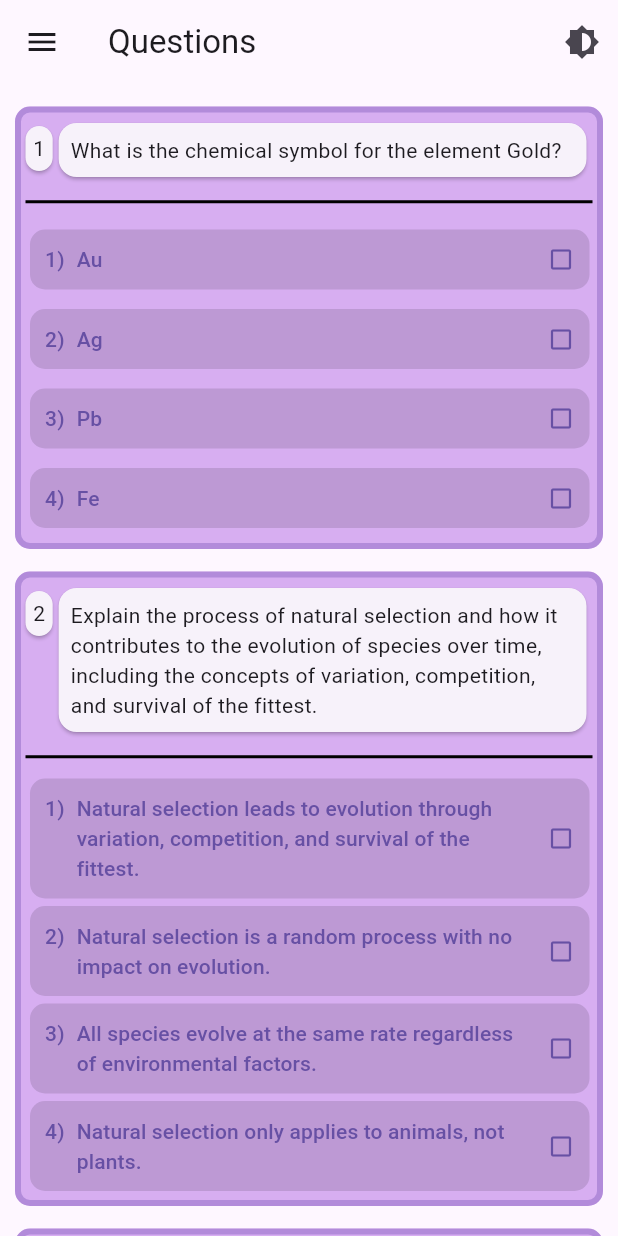
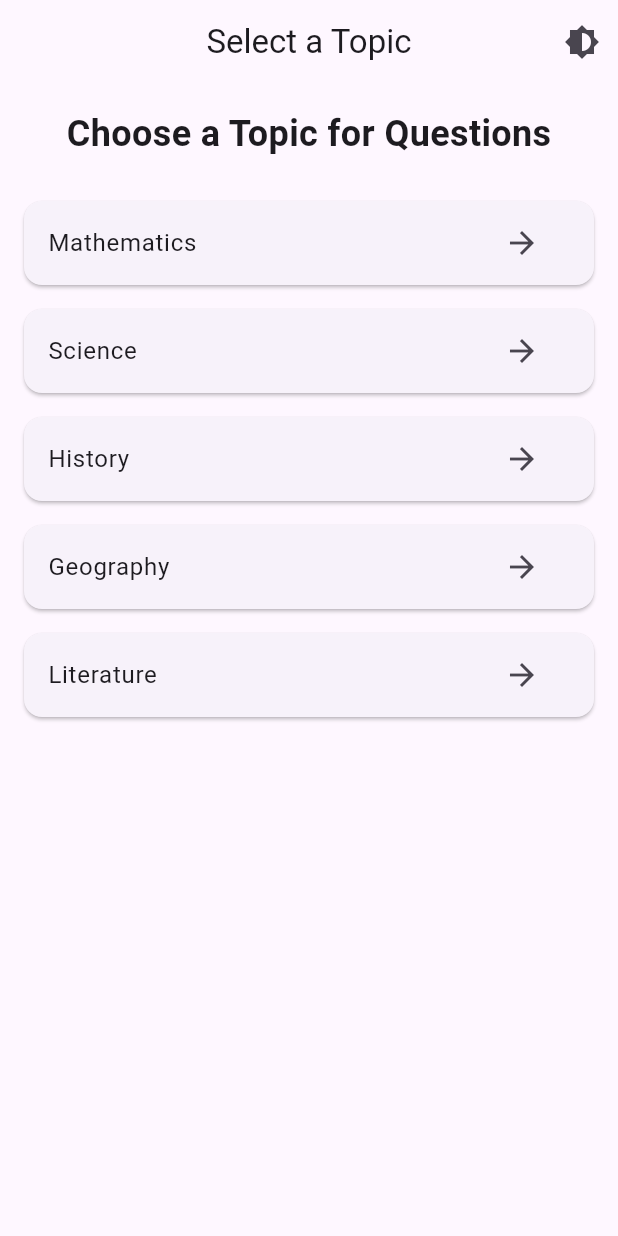
Before and after one commit to Shnku/gui_apps, a Flutter app: the screen it shows after launch, on a phone screen of 412 x 824 dp. Run offline on Flutter 3.47's test engine with Material 3 defaults, Android fonts, the phone set to English and light mode, and no system bars; our stand-ins replace flutter_spinkit, google_fonts; missing offline and left inert: country_flags, myapp.

Commit message:
question app ruied by me after adding questionlistbmanager class

```diff
--- a/question_app/lib/main.dart
+++ b/question_app/lib/main.dart
@@ -1,5 +1,6 @@
 import 'package:flutter/material.dart';
 import 'package:provider/provider.dart';
+import 'package:question_app/rootpage.dart';
 import 'homepage.dart';
 
 void main() {
@@ -34,7 +35,11 @@ class MyApp extends StatelessWidget {
         theme: ThemeData.light(),
         darkTheme: ThemeData.dark(),
         themeMode: themeProvider.themeMode,
-        home: const MyHomePage(title: 'Questions'),
+        initialRoute: '/',
+        routes: {
+          '/': (context) => const Rootpage(),
+          '/home': (context) => const MyHomePage(title: 'Questions'),
+        },
       );
     });
   }
--- a/question_app/lib/qustionwidget.dart
+++ b/question_app/lib/managequestion/qustionwidget.dart
@@ -1,11 +1,14 @@
 // ignore_for_file: avoid_print, must_be_immutable
 
 import 'package:flutter/material.dart';
-import 'package:question_app/qustionsource.dart';
+import 'package:question_app/questiondata/qlist3.dart';
+import 'selectdataset.dart';
 
 class QuestionWidget extends StatefulWidget {
   int index;
-  QuestionWidget({super.key, required this.index});
+  late QuestionSelector questionSelector;
+  QuestionWidget(
+      {super.key, required this.index, required this.questionSelector});
 
   @override
   State<QuestionWidget> createState() => QuestionWidgetstate();
@@ -14,7 +17,6 @@ class QuestionWidget extends StatefulWidget {
 class QuestionWidgetstate extends State<QuestionWidget> {
   var iconDataList = [];
   List<bool> tapped = [];
-
   @override
   void initState() {
     toogleReset();
@@ -60,7 +62,7 @@ class QuestionWidgetstate extends State<QuestionWidget> {
                   child: Padding(
                     padding: const EdgeInsets.all(8.0),
                     child: Text(
-                      '${qustionList[widget.index]['q']}',
+                      widget.questionSelector.qustionList[widget.index]['q'],
                     ),
                   ),
                 ),
@@ -95,7 +97,9 @@ class QuestionWidgetstate extends State<QuestionWidget> {
             Text('${which + 1})'),
             const SizedBox(width: 8),
             Expanded(
-              child: Text('${qustionList[widget.index]['a$which']}'),
+              child: Text(
+                widget.questionSelector.qustionList[widget.index]['a$which'],
+              ),
             ),
           ],
         ),
@@ -117,12 +121,12 @@ class QuestionWidgetstate extends State<QuestionWidget> {
         if (i == choice) {
           tapped[i] = true;
           iconDataList[i] = Icons.check_box;
-          qustionList[widget.index]['marks'] = 'a$choice';
+          // qustionList[widget.index]['marks'] = 'a$choice';
           c[i] = const Color.fromARGB(141, 125, 98, 201);
         } else {
           tapped[i] = false;
           iconDataList[i] = Icons.check_box_outline_blank;
-          qustionList[widget.index]['marks'] = 'a$choice';
+          // qustionList[widget.index]['marks'] = 'a$choice';
           c[i] = Colors.black12;
         }
       }
--- a/question_app/lib/qustionsource.dart
+++ b/question_app/lib/questiondata/qlist3.dart
@@ -1,6 +1,6 @@
 // ignore_for_file: avoid_print
 
-final qustionList = [
+final datalist3 = [
   {
     "q": "What is the chemical symbol for the element Gold?",
     "a0": "Au",
@@ -207,19 +207,3 @@ final qustionList = [
     "marks": ""
   }
 ];
-
-final totalmarks = 5 * qustionList.length;
-int gettedMarks = 0;
-
-void evalResult() {
-  if (gettedMarks > 0) gettedMarks = 0;
-  for (var element in qustionList) {
-    print('${element['marks']}\t${element['correctAnswer']}');
-    if (element['marks'] == element['correctAnswer']) {
-      gettedMarks += 5;
-    } else {
-      // gettedMarks -= 5;
-    }
-  }
-  print('gettingdata=$gettedMarks');
-}
--- /dev/null
+++ b/question_app/lib/rootpage.dart
@@ -0,0 +1,70 @@
+import 'package:flutter/material.dart';
+import 'package:provider/provider.dart';
+import 'package:question_app/main.dart';
+
+class Rootpage extends StatefulWidget {
+  const Rootpage({super.key});
+
+  @override
+  State<Rootpage> createState() => _RootpageState();
+}
+
+class _RootpageState extends State<Rootpage> {
+  final List<String> topics = [
+    'Mathematics',
+    'Science',
+    'History',
+    'Geography',
+    'Literature',
+  ];
+
+  @override
+  Widget build(BuildContext context) {
+    return Scaffold(
+      appBar: AppBar(
+        title: const Text('Select a Topic'),
+        centerTitle: true,
+        actions: [
+          IconButton(
+            icon: const Icon(Icons.brightness_6),
+            onPressed: () {
+              Provider.of<ThemeProvider>(context, listen: false).toggleTheme();
+            },
+          ),
+        ],
+      ),
+      body: Padding(
+        padding: const EdgeInsets.all(16.0),
+        child: Column(
+          children: [
+            const Text(
+              'Choose a Topic for Questions',
+              style: TextStyle(fontSize: 24, fontWeight: FontWeight.bold),
+            ),
+            const SizedBox(height: 20),
+            // List of Topics
+            Expanded(
+              child: ListView.builder(
+                itemCount: topics.length,
+                itemBuilder: (context, index) {
+                  return Card(
+                    margin: const EdgeInsets.symmetric(vertical: 8.0),
+                    child: ListTile(
+                      title: Text(topics[index]),
+                      trailing: IconButton(
+                        icon: const Icon(Icons.arrow_forward),
+                        onPressed: () {
+                          Navigator.pushNamed(context, '/home');
+                        },
+                      ),
+                    ),
+                  );
+                },
+              ),
+            ),
+          ],
+        ),
+      ),
+    );
+  }
+}
```
Also changed, not shown: question_app/lib/homepage.dart (+61 -34 lines), question_app/lib/managequestion/selectdataset.dart (added, +49 -0 lines), question_app/lib/questiondata/qlist1.dart (added, +92 -0 lines), question_app/lib/questiondata/qlist2.dart (added, +92 -0 lines).
